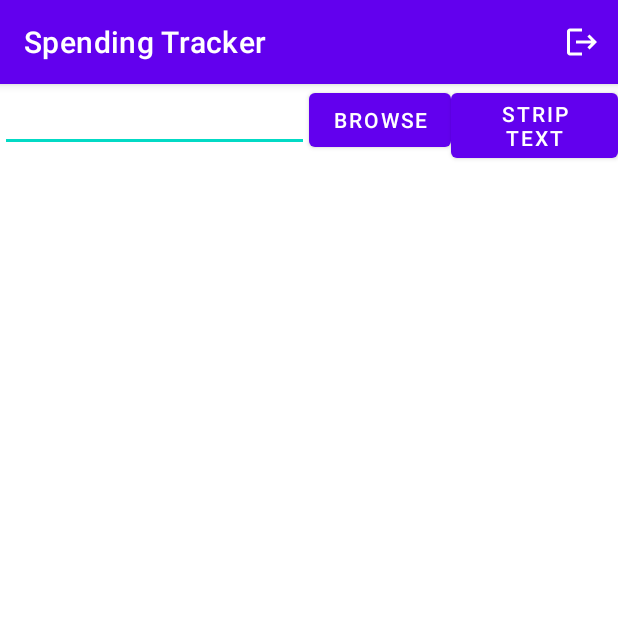
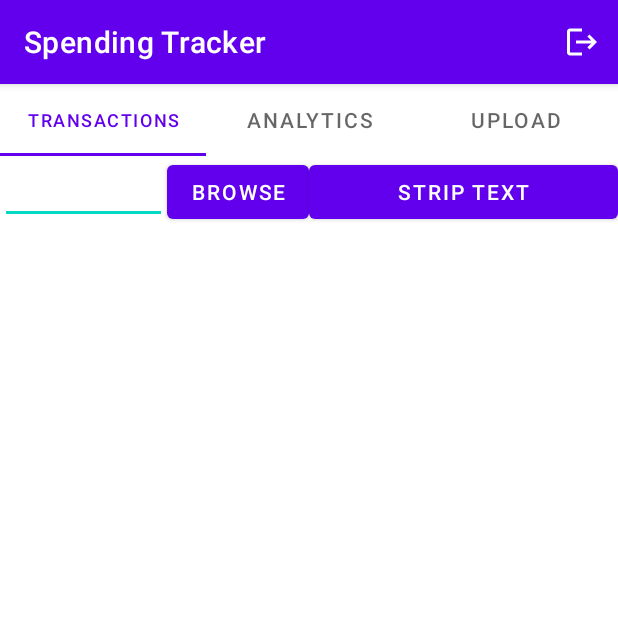
Before and after one commit to nisathnasar/Spending-Tracker, an Android app: the MainActivity screen opened directly, with no data from a screen before it, on a phone screen of 412 x 824 dp, the top half of it. Run offline under Robolectric (Android 15) with nearby library versions, the phone set to English and light mode, and no system bars; our stand-ins replace Firebase (no records; nobody signed in at launch, a user with empty details on screens opened directly); libraries missing offline, so code that uses them is left out: com.chaquo.python, com.tom_roush.pdfbox; 2 statements that could not run were skipped.

```diff
--- a/app/src/main/res/layout/activity_main.xml
+++ b/app/src/main/res/layout/activity_main.xml
@@ -5,20 +5,44 @@
     android:layout_width="match_parent"
     android:layout_height="match_parent"
     tools:context=".MainActivity"
+    >
 
-    >
+    <com.google.android.material.tabs.TabLayout
+        android:layout_width="match_parent"
+        android:layout_height="wrap_content"
+        android:id="@+id/tab_layout"
+        android:layout_weight="0.5"
+        app:layout_constraintStart_toStartOf="parent"
+        app:layout_constraintTop_toTopOf="parent">
+
+        <com.google.android.material.tabs.TabItem
+            android:layout_width="wrap_content"
+            android:layout_height="wrap_content"
+            android:text="Transactions" />
+
+        <com.google.android.material.tabs.TabItem
+            android:layout_width="wrap_content"
+            android:layout_height="wrap_content"
+            android:text="Analytics" />
+
+        <com.google.android.material.tabs.TabItem
+            android:layout_width="wrap_content"
+            android:layout_height="wrap_content"
+            android:text="Upload" />
+    </com.google.android.material.tabs.TabLayout>
+
     <LinearLayout
         android:layout_width="match_parent"
         android:layout_height="wrap_content"
         android:orientation="horizontal"
-        app:layout_constraintTop_toTopOf="parent"
+        app:layout_constraintTop_toBottomOf="@+id/tab_layout"
         android:id="@+id/linearLayoutMA"
         android:weightSum="1">
 
         <androidx.fragment.app.FragmentContainerView
             android:id="@+id/fragment_fileChooser"
             android:name="com.aston.spendingtracker.FileSelectorFragment"
-            android:layout_width="wrap_content"
+            android:layout_width="0dp"
             android:layout_height="wrap_content"
             app:layout_constraintTop_toTopOf="parent"
             app:layout_constraintStart_toStartOf="parent"
@@ -28,7 +52,7 @@
 
         <Button
             android:id="@+id/button_showInfo"
-            android:layout_width="wrap_content"
+            android:layout_width="0dp"
             android:layout_height="wrap_content"
             android:text="@string/strip_text"
             app:layout_constraintEnd_toEndOf="parent"
@@ -45,7 +69,7 @@
         android:layout_height="wrap_content"
         app:layout_constraintTop_toBottomOf="@+id/linearLayoutMA"
         android:id="@+id/recyclerview"
-        android:paddingBottom="100dp"
+        android:paddingBottom="50dp"
         >
 
     </androidx.recyclerview.widget.RecyclerView>
```
Also changed, not shown: app/src/main/java/com/aston/spendingtracker/MainActivity.java (+16 -3 lines), app/src/main/java/com/aston/spendingtracker/PDFProcessor.java (+78 -100 lines), app/src/main/java/com/aston/spendingtracker/Transaction.java (+67 -18 lines).
